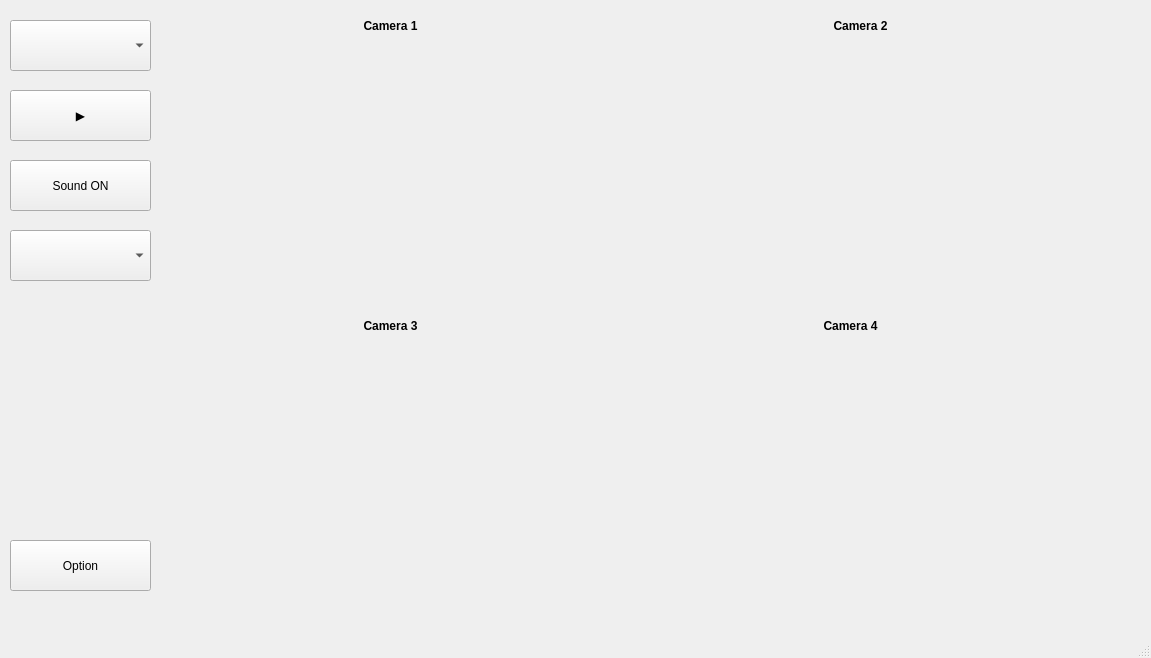
Before: the Qt Designer form MainScreen.ui in wowo0709/ICT, drawn with Qt 5.
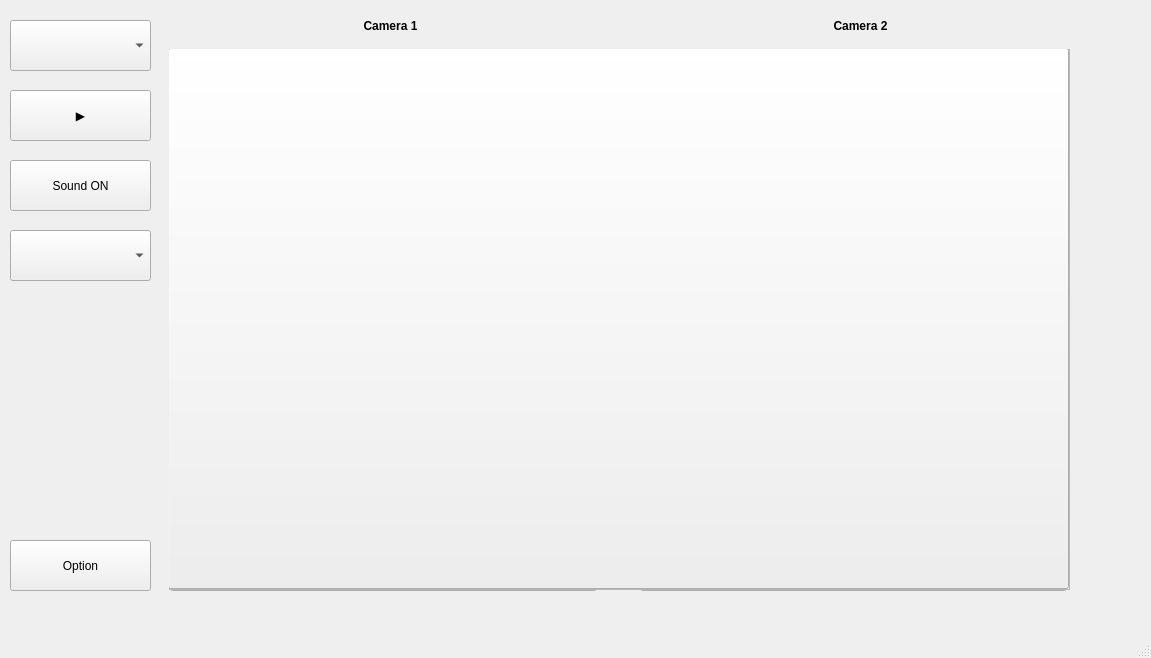
After: the same form once the commit is applied.

Commit message: yang zoom video

```diff
--- a/MainScreen.ui
+++ b/MainScreen.ui
@@ -219,6 +219,99 @@
      <set>Qt::AlignCenter</set>
     </property>
    </widget>
+   <widget class="QPushButton" name="cam2Btn">
+    <property name="geometry">
+     <rect>
+      <x>640</x>
+      <y>50</y>
+      <width>427</width>
+      <height>241</height>
+     </rect>
+    </property>
+    <property name="text">
+     <string/>
+    </property>
+   </widget>
+   <widget class="QPushButton" name="cam1Btn">
+    <property name="geometry">
+     <rect>
+      <x>170</x>
+      <y>50</y>
+      <width>427</width>
+      <height>241</height>
+     </rect>
+    </property>
+    <property name="text">
+     <string/>
+    </property>
+   </widget>
+   <widget class="QPushButton" name="cam3Btn">
+    <property name="geometry">
+     <rect>
+      <x>170</x>
+      <y>350</y>
+      <width>427</width>
+      <height>241</height>
+     </rect>
+    </property>
+    <property name="text">
+     <string/>
+    </property>
+   </widget>
+   <widget class="QPushButton" name="cam4Btn">
+    <property name="geometry">
+     <rect>
+      <x>640</x>
+      <y>350</y>
+      <width>427</width>
+      <height>241</height>
+     </rect>
+    </property>
+    <property name="text">
+     <string/>
+    </property>
+   </widget>
+   <widget class="QFrame" name="zoomFrame">
+    <property name="geometry">
+     <rect>
+      <x>169</x>
+      <y>49</y>
+      <width>901</width>
+      <height>541</height>
+     </rect>
+    </property>
+    <property name="frameShape">
+     <enum>QFrame::StyledPanel</enum>
+    </property>
+    <property name="frameShadow">
+     <enum>QFrame::Raised</enum>
+    </property>
+    <widget class="QWidget" name="verticalLayoutWidget">
+     <property name="geometry">
+      <rect>
+       <x>-1</x>
+       <y>-1</y>
+       <width>901</width>
+       <height>541</height>
+      </rect>
+     </property>
+     <layout class="QVBoxLayout" name="verticalLayout">
+      <item>
+       <widget class="QPushButton" name="zoomBtn">
+        <property name="sizePolicy">
+         <sizepolicy hsizetype="Expanding" vsizetype="Expanding">
+          <horstretch>0</horstretch>
+          <verstretch>0</verstretch>
+         </sizepolicy>
+        </property>
+        <property name="text">
+         <string/>
+        </property>
+       </widget>
+      </item>
+     </layout>
+    </widget>
+   </widget>
   </widget>
   <widget class="QMenuBar" name="menubar">
    <property name="geometry">
```
Left out of the diff: 2 changed lines with no effect on the pictures. The commit also changes 1 other file.
